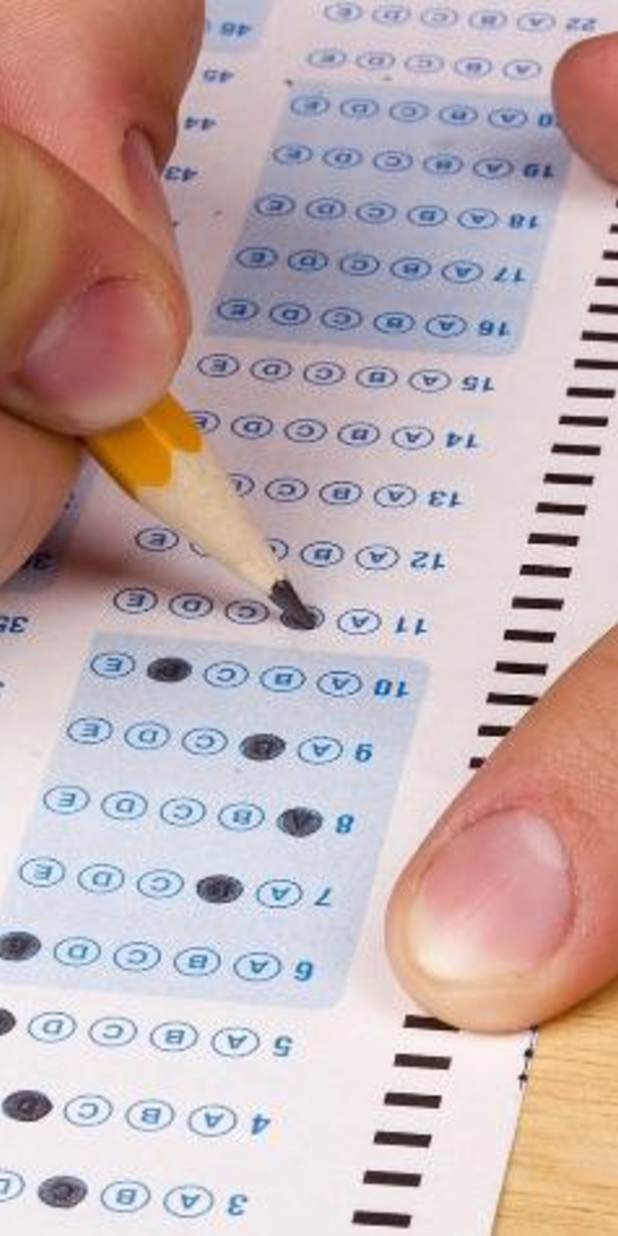
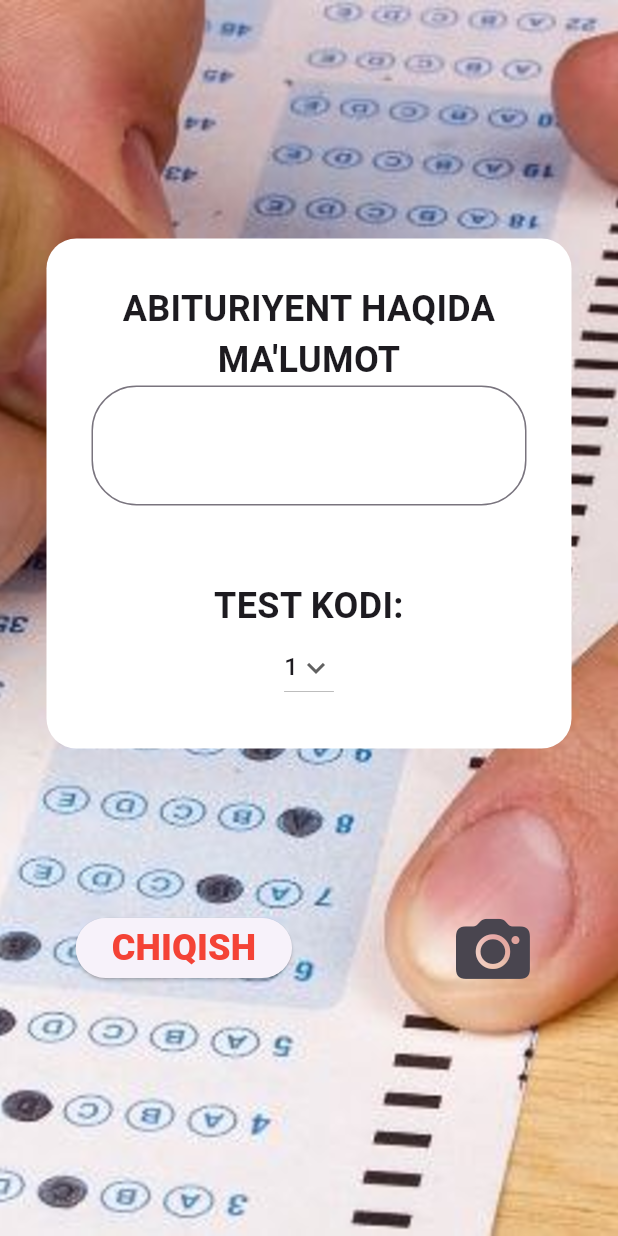
Before and after one commit to abduraimovdev/cam_test, a Flutter app: the screen it shows after launch, on a phone screen of 412 x 824 dp. Run offline on Flutter 3.47's test engine with Material 2 defaults, Android fonts, the light colour scheme and no system bars.

Commit message:
Home Screen Was Customized

```diff
--- a/lib/app.dart
+++ b/lib/app.dart
@@ -1,5 +1,4 @@
 import 'package:cam_test/screens/home_screen.dart';
-import 'package:cam_test/screens/splash_screen.dart';
 import 'package:flutter/material.dart';
 
 class CamApp extends StatelessWidget {
@@ -7,10 +6,13 @@ class CamApp extends StatelessWidget {
 
   @override
   Widget build(BuildContext context) {
-    return MaterialApp(
+    return  MaterialApp(
+      // darkTheme: ThemeData.dark(),
+      theme: ThemeData.light(useMaterial3: true),
+      themeMode: ThemeMode.light,
       debugShowCheckedModeBanner: false,
       // home: SplashScreen(),
-      home: HomeScreen(),
+      home: const HomeScreen(),
     );
   }
 }
--- a/lib/screens/home_screen.dart
+++ b/lib/screens/home_screen.dart
@@ -1,3 +1,4 @@
+import 'package:flutter/cupertino.dart';
 import 'package:flutter/material.dart';
 
 class HomeScreen extends StatefulWidget {
@@ -10,14 +11,115 @@ class HomeScreen extends StatefulWidget {
 class _HomeScreenState extends State<HomeScreen> {
   @override
   Widget build(BuildContext context) {
+    final size = MediaQuery.of(context).size;
+    const homeBackgroundImage = "assets/images/home_background.png";
+    const String infoText = 'ABITURIYENT HAQIDA MA\'LUMOT';
+    // Initial Selected Value
+    String dropdownvalue = '1';
+
+    // List of items in our dropdown menu
+    var items = [
+      '1',
+      '2',
+      '3',
+      '4',
+      '5',
+    ];
+    TextStyle textStyle =
+        const TextStyle(fontSize: 24, overflow: TextOverflow.ellipsis,fontWeight: FontWeight.bold);
     return Scaffold(
-      body: SizedBox(
-        height:MediaQuery.of(context).size.height,
-        width:MediaQuery.of(context).size.width,
-        child: Image.asset("assets/images/home_background.png",fit: BoxFit.cover,filterQuality: FilterQuality.high,)
+      body: Stack(
+        children: [
+          SizedBox(
+            height: size.height,
+            width: size.width,
+            child: Image.asset(
+              homeBackgroundImage,
+              fit: BoxFit.cover,
+              filterQuality: FilterQuality.high,
+            ),
+          ),
+          SizedBox(
+            height: size.height,
+            width: size.width,
+            child: Column(
+              mainAxisAlignment: MainAxisAlignment.center,
+              crossAxisAlignment: CrossAxisAlignment.center,
+              children: [
+                Container(
+                  // height: ,
+                  width: 350,
+                  padding: const EdgeInsets.all(30),
+                  decoration: const BoxDecoration(
+                      borderRadius: BorderRadius.all(Radius.circular(20)),
+                      color: Colors.white),
+                  child:  Column(
+                      crossAxisAlignment: CrossAxisAlignment.center,
+                      mainAxisAlignment: MainAxisAlignment.spaceAround,
+                      children: [
+                        Text(
+                          infoText,
+                          style: textStyle,
+                          maxLines: 2,
+                          textAlign: TextAlign.center,
+                        ),
+                        const TextField(
+                          maxLines: 2,
+                          minLines: 2,
+                          decoration: InputDecoration(
+                            border: OutlineInputBorder(
+                                borderRadius:
+                                    BorderRadius.all(Radius.circular(30))),
+                          ),
+                        ),
+                        const SizedBox(height: 50),
+                        Text(
+                          "TEST KODI:",
+                          style: textStyle,
+                          textAlign: TextAlign.center,
+                        ),
+                        DropdownButton(
+                          value: dropdownvalue,
+                          icon: const Icon(Icons.keyboard_arrow_down),
+                          items: items.map((String items) {
+                            return DropdownMenuItem(
+                              value: items,
+                              child: Text(items),
+                            );
+                          }).toList(),
+                          onChanged: (String? newValue) {
+                            setState(() {
+                              dropdownvalue = newValue!;
+                            });
+                          },
+                        ),
+                      ]),
+                ),
+
+                const SizedBox(
+                  height: 100,
+                ),
+                Row(
+                  mainAxisAlignment: MainAxisAlignment.spaceAround,
+                  children: [
+                    ElevatedButton(
+                        onPressed: () {},
+                        child: const Text(
+                          "CHIQISH",
+                          style: TextStyle(
+                              color: Colors.red,
+                              fontSize: 24,
+                              fontWeight: FontWeight.w900),
+                        ),),
+                    IconButton(onPressed: (){}, icon: const Icon(CupertinoIcons.camera_fill,size: 50,))
+
+                  ],
+                )
+              ],
+            ),
+          )
+        ],
       ),
-
-
     );
   }
 }
--- a/lib/screens/splash_screen.dart
+++ b/lib/screens/splash_screen.dart
@@ -10,6 +10,6 @@ class SplashScreen extends StatefulWidget {
 class _SplashScreenState extends State<SplashScreen> {
   @override
   Widget build(BuildContext context) {
-    return Scaffold();
+    return const Scaffold();
   }
 }
```
Also changed, not shown: assets/images/camera.png (added).
